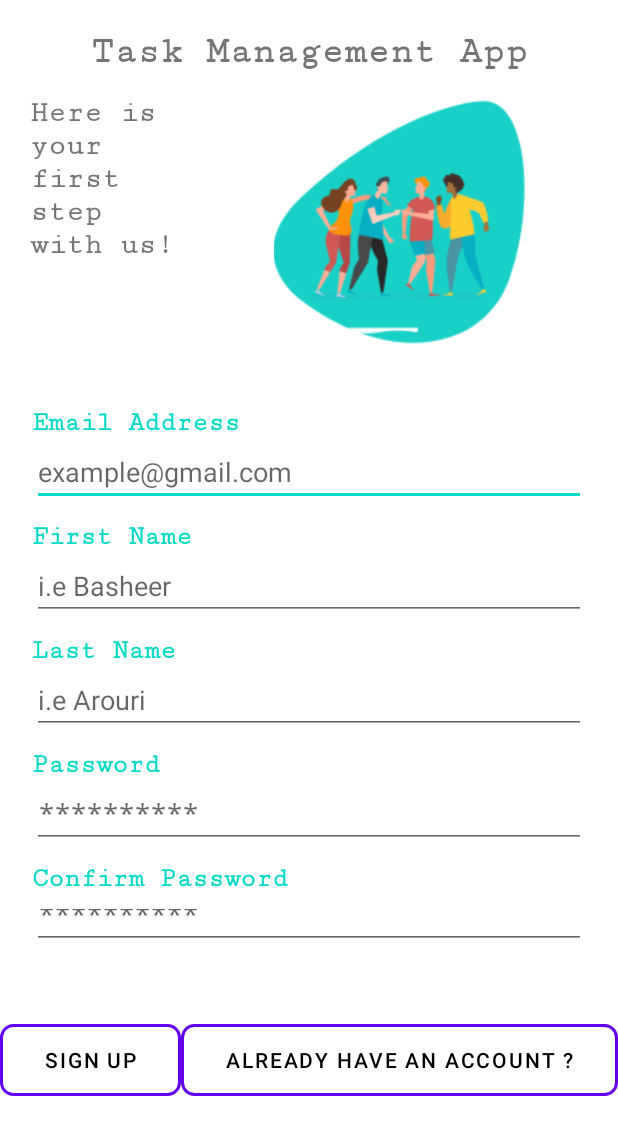
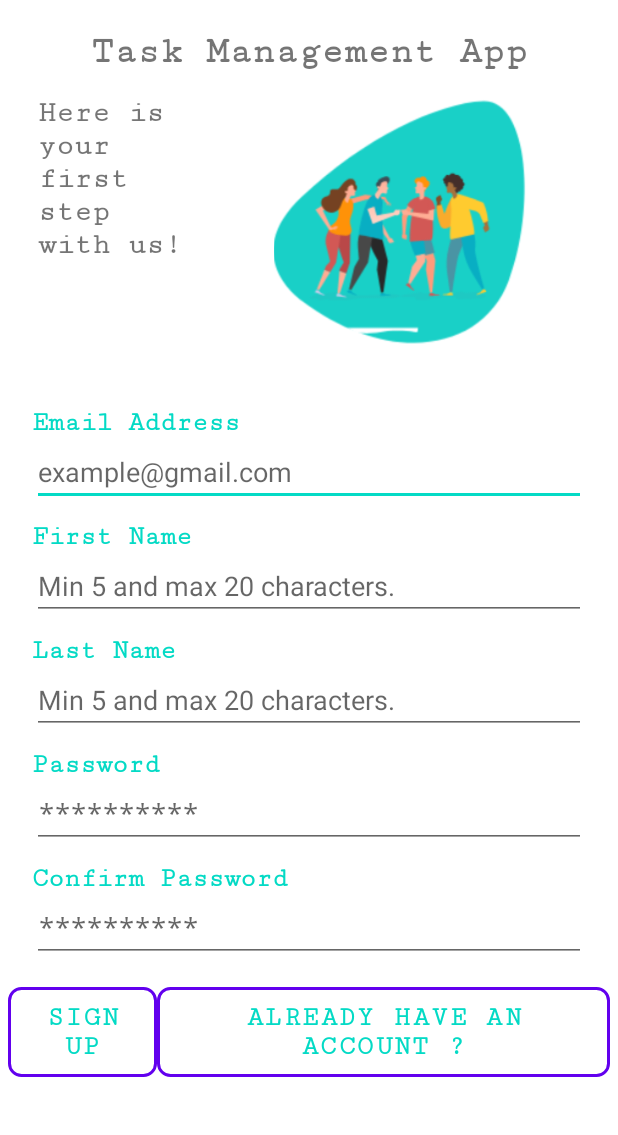
Before and after one commit to MomenSalem/TestNavigation, an Android app: the screen it shows after launch (SignUpActivity), after a tap on "NEW USER? REGISTER NOW", on a phone screen of 412 x 824 dp. Shown: the top 1135 px of the screen. Run offline under Robolectric (Android 15) with nearby library versions, the phone set to English and light mode, and no system bars.

Commit message:
Add final update

```diff
--- a/app/src/main/AndroidManifest.xml
+++ b/app/src/main/AndroidManifest.xml
@@ -1,9 +1,8 @@
 <?xml version="1.0" encoding="utf-8"?>
 <manifest xmlns:android="http://schemas.android.com/apk/res/android"
     xmlns:tools="http://schemas.android.com/tools">
-    <uses-permission android:name="android.permission.INTERNET"></uses-permission>
-
-
+    <uses-permission android:name="android.permission.INTERNET"/>
+    <uses-permission android:name="com.android.alarm.permission.SET_ALARM"/>
 
     <application
         android:allowBackup="true"
--- a/app/src/main/java/com/example/testnavigation/ConnectionAsyncTask.java
+++ b/app/src/main/java/com/example/testnavigation/ConnectionAsyncTask.java
@@ -53,7 +53,7 @@ public class ConnectionAsyncTask extends AsyncTask<String, String, String> {
 
         for (Task task : tasks) {
             Log.d("Task", task.toString());
-            dataBaseHelper.insertTask(task.getTitle(), task.getDescription(), task.getDueDate(), task.getPriority(), task.isCanEdit(), task.isCanDelete(), task.isSetReminder(), task.isCompleted(), task.getUserEmail());
+            dataBaseHelper.insertTask(task.getTitle(), task.getDescription(), task.getDueDate(), task.getPriority(), task.isCanEdit(), task.isCanDelete(), task.isCompleted(), task.getUserEmail());
         }
     }
 }
--- a/app/src/main/java/com/example/testnavigation/EditTaskActivity.java
+++ b/app/src/main/java/com/example/testnavigation/EditTaskActivity.java
@@ -48,7 +48,6 @@ public class EditTaskActivity extends AppCompatActivity {
         descriptionEditText = binding.editTextDescription;
         dueDateTime = binding.TextDueDateTime;
         priorityRadioGroup = binding.priorityLevelRadioGroup;
-        reminderCheckBox = binding.checkBoxRemider;
         completionCheckBox = binding.checkBoxCompleted;
         canEditCheckBox = binding.checkBoxCanEdit;
         canDeleteCheckBox = binding.checkBoxCanDelete;
@@ -87,11 +86,10 @@ public class EditTaskActivity extends AppCompatActivity {
             int priority = cursor.getInt(4);
             boolean canEdit = cursor.getInt(5) == 1;
             boolean canDelete = cursor.getInt(6) == 1;
-            boolean setReminder = cursor.getInt(7) == 1;
             boolean completionStatus = cursor.getInt(8) == 1;
 
             // Create a new Task object
-            task = new Task(id, taskTitle, taskDescription, dueDate, priority, canEdit, canDelete, setReminder, completionStatus);
+            task = new Task(id, taskTitle, taskDescription, dueDate, priority, canEdit, canDelete, completionStatus);
 
             // Populate the fields with task data
             titleEditText.setText(taskTitle);
@@ -113,7 +111,6 @@ public class EditTaskActivity extends AppCompatActivity {
             dateTimeButton.setOnClickListener(v -> showDateTimePicker());
 
             // Set reminder and completion status
-            reminderCheckBox.setChecked(setReminder);
             completionCheckBox.setChecked(completionStatus);
             canEditCheckBox.setChecked(canEdit);
             canDeleteCheckBox.setChecked(canDelete);
@@ -201,7 +198,6 @@ public class EditTaskActivity extends AppCompatActivity {
         }
         task.setCanEdit(canEditCheckBox.isChecked());
         task.setCanDelete(canDeleteCheckBox.isChecked());
-        task.setSetReminder(reminderCheckBox.isChecked());
         task.setCompleted(completionCheckBox.isChecked());
 
         // Open the database, update the task, and close the database
--- a/app/src/main/java/com/example/testnavigation/MainActivity.java
+++ b/app/src/main/java/com/example/testnavigation/MainActivity.java
@@ -38,15 +38,7 @@ public class MainActivity extends AppCompatActivity {
         // Shared Preferences
         sharedPrefManager = SharedPrefManager.getInstance(MainActivity.this);
         darkModeSwitch = findViewById(R.id.darkThemeSwitch);
-//        darkModeSwitch.setChecked(sharedPrefManager.applySavedTheme(this));
-//        boolean test = sharedPrefManager.readBoolean("darkTheme", false);
-//        if (test){
-//            applyDarkMode(true);
-//            darkModeSwitch.setChecked(true);
-//        }else{
-//            applyDarkMode(false);
-//            darkModeSwitch.setChecked(false);
-//        }
+        darkModeSwitch.setChecked(sharedPrefManager.applySavedTheme(this));
 
         darkModeSwitch.setOnCheckedChangeListener((buttonView, isChecked) -> {
             applyDarkMode(isChecked);
@@ -81,18 +73,6 @@ public class MainActivity extends AppCompatActivity {
                 dataBaseHelper.close();
             }
         }
-//        // Get the current local time
-//        LocalDateTime now = LocalDateTime.now();
-//
-//        // Format the time as a string (e.g., "2024-12-11 15:30:45")
-//        DateTimeFormatter formatter = DateTimeFormatter.ofPattern("yyyy-MM-dd HH:mm:ss");
-//        String formattedTime = now.format(formatter);
-
-//        dataBaseHelper.insertTask("Midterm100", "Computer Vision", "2024-12-11 06:00", "High", true, true, false, true);
-//        dataBaseHelper.insertTask("Midterm101", "Computer Vision", "2024-12-11 06:00", "High", false, true, false, true);
-//        dataBaseHelper.insertTask("Midterm102", "Computer Vision", "2024-12-11 06:00", "High", false, true, false, true);
-//        dataBaseHelper.insertTask("Midterm103", "Computer Vision", "2024-12-11 06:00", "High", false, true, false, true);
-
 
         // if the user press on submit, we should check if it is the data base
         signInButton.setOnClickListener(new View.OnClickListener() {
@@ -148,6 +128,7 @@ public class MainActivity extends AppCompatActivity {
     private void goToSignUpActivity() {
         Intent intent = new Intent(MainActivity.this, SignUpActivity.class);
         startActivity(intent);
+        finish();
     }
 
     private void goToHomeActivity() {
@@ -155,6 +136,7 @@ public class MainActivity extends AppCompatActivity {
         Intent intent = new Intent(MainActivity.this, HomeActivity.class);
         intent.putExtra("user_primary_key", emailEditText.getText().toString());
         startActivity(intent);
+        finish();
     }
 
     private void showAlertDialog(String alertMessage) {
--- a/app/src/main/java/com/example/testnavigation/SharedPrefManager.java
+++ b/app/src/main/java/com/example/testnavigation/SharedPrefManager.java
@@ -2,7 +2,6 @@ package com.example.testnavigation;
 
 import android.content.Context;
 import android.content.SharedPreferences;
-import android.util.Log;
 
 import androidx.appcompat.app.AppCompatDelegate;
 
@@ -49,9 +48,6 @@ public class SharedPrefManager {
 
         sharedPreferences = context.getSharedPreferences(SHARED_PREF_NAME, SHARED_PREF_PRIVATE);
 
-//        boolean test = sharedPreferences.getBoolean("darkTheme", false);
-//        Log.d("test", "test = " + test);
-
         if (sharedPreferences.getBoolean("darkTheme", false)) {
             // Apply the dark theme
             AppCompatDelegate.setDefaultNightMode(AppCompatDelegate.MODE_NIGHT_YES);
--- a/app/src/main/java/com/example/testnavigation/SignUpActivity.java
+++ b/app/src/main/java/com/example/testnavigation/SignUpActivity.java
@@ -170,6 +170,7 @@ public class SignUpActivity extends AppCompatActivity {
         Intent intent = new Intent(SignUpActivity.this, HomeActivity.class);
         intent.putExtra("user_primary_key", emailAddressEditText.getText().toString());
         startActivity(intent);
+        finish();
     }
 
     private void colorizeInputInRed(EditText text) {
--- a/app/src/main/java/com/example/testnavigation/TaskJsonParser.java
+++ b/app/src/main/java/com/example/testnavigation/TaskJsonParser.java
@@ -37,7 +37,6 @@ public class TaskJsonParser {
                 }
 
                 task.setCanEdit(jsonObject.getBoolean("completion_status"));
-                task.setSetReminder(jsonObject.getBoolean("reminder_icon"));
                 task.setCanEdit(jsonObject.getBoolean("edit"));
                 task.setCanDelete(jsonObject.getBoolean("delete"));
                 task.setUserEmail(jsonObject.getString("email_address"));
--- a/app/src/main/res/layout/activity_sign_up.xml
+++ b/app/src/main/res/layout/activity_sign_up.xml
@@ -6,6 +6,8 @@
     android:layout_width="match_parent"
     android:layout_height="match_parent"
     android:orientation="vertical"
+    android:paddingLeft="5dp"
+    android:paddingRight="5dp"
     tools:context=".SignUpActivity">
 
     <TextView
@@ -46,13 +48,13 @@
 
     <LinearLayout
         android:layout_width="389dp"
-        android:layout_height="421dp"
+        android:layout_height="401dp"
         android:layout_gravity="center"
         android:orientation="vertical"
         android:paddingLeft="10dp"
         android:paddingTop="20dp"
         android:paddingRight="10dp"
-        android:paddingBottom="40dp">
+        android:paddingBottom="10dp">
 
 
         <TextView
@@ -90,7 +92,7 @@
             android:layout_width="match_parent"
             android:layout_height="wrap_content"
             android:ems="10"
-            android:hint="i.e Basheer"
+            android:hint="Min 5 and max 20 characters."
             android:inputType="text" />
 
         <TextView
@@ -109,7 +111,7 @@
             android:layout_width="match_parent"
             android:layout_height="wrap_content"
             android:ems="10"
-            android:hint="i.e Arouri"
+            android:hint="Min 5 and max 20 characters."
             android:inputType="text" />
 
         <TextView
@@ -160,7 +162,7 @@
         android:layout_width="match_parent"
         android:layout_height="wrap_content"
         android:orientation="horizontal"
-        android:paddingTop="10dp">
+        android:paddingTop="5dp">
 
         <Button
             android:id="@+id/signUpButton"
@@ -168,9 +170,12 @@
             android:layout_height="wrap_content"
             android:layout_weight="1"
             android:background="@drawable/button_border"
+            android:fontFamily="serif-monospace"
             android:text="Sign up"
-            android:textColor="@color/black"
-            android:textColorHint="@color/linkColor" />
+            android:textColor="@color/linkColor"
+            android:textColorHint="@color/linkColor"
+            android:textSize="18sp"
+            android:textStyle="bold" />
 
         <Button
             android:id="@+id/goToSignInButton"
@@ -178,8 +183,12 @@
             android:layout_height="wrap_content"
             android:layout_weight="1"
             android:background="@drawable/button_border"
+            android:fontFamily="serif-monospace"
+            android:paddingLeft="15dp"
             android:text="Already have an account ?"
-            android:textColor="@color/black" />
+            android:textColor="@color/linkColor"
+            android:textSize="18sp"
+            android:textStyle="bold" />
     </LinearLayout>
 
 </LinearLayout>
```
Also changed, not shown: app/src/main/java/com/example/testnavigation/DataBaseHelper.java (+3 -13 lines), app/src/main/java/com/example/testnavigation/HomeActivity.java (+0 -11 lines), app/src/main/java/com/example/testnavigation/Task.java (+2 -12 lines), app/src/main/java/com/example/testnavigation/ui/all_tasks/AllTasksFragment.java (+4 -8 lines), app/src/main/java/com/example/testnavigation/ui/completed_task/CompletedTaskFragment.java (+4 -8 lines), app/src/main/java/com/example/testnavigation/ui/new_task/NewTaskFragment.java (+36 -4 lines), app/src/main/java/com/example/testnavigation/ui/search_task/SearchTaskFragment.java (+4 -8 lines), app/src/main/java/com/example/testnavigation/ui/today_task/TodayTaskFragment.java (+4 -8 lines), app/src/main/res/layout/activity_edit_task.xml (+5 -18 lines), app/src/main/res/layout/fragment_new_task.xml (+7 -4 lines).
